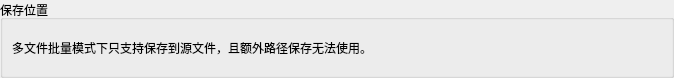
Above: src/utils/widgets/otofilemultiplesavewidget.ui from shine5402/KiraOtoToolbox before the change. Below: the same form after it.
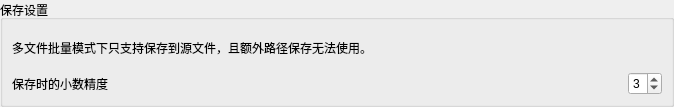
That is the form after the change.

Commit message: 保存时控制小数精度

```diff
--- a/src/utils/widgets/otofilemultiplesavewidget.ui
+++ b/src/utils/widgets/otofilemultiplesavewidget.ui
@@ -7,7 +7,7 @@
     <x>0</x>
     <y>0</y>
     <width>674</width>
-    <height>78</height>
+    <height>107</height>
    </rect>
   </property>
   <property name="windowTitle">
@@ -29,16 +29,50 @@
    <item row="0" column="0">
     <widget class="QGroupBox" name="saveOptionGroupBox">
      <property name="title">
-      <string>保存位置</string>
+      <string>保存设置</string>
      </property>
-     <layout class="QGridLayout" name="gridLayout_2">
-      <item row="0" column="0">
+     <layout class="QVBoxLayout" name="verticalLayout">
+      <item>
        <widget class="QLabel" name="label">
         <property name="text">
          <string>多文件批量模式下只支持保存到源文件，且额外路径保存无法使用。</string>
         </property>
        </widget>
       </item>
+      <item>
+       <layout class="QHBoxLayout" name="horizontalLayout">
+        <item>
+         <widget class="QLabel" name="label_2">
+          <property name="text">
+           <string>保存时的小数精度</string>
+          </property>
+         </widget>
+        </item>
+        <item>
+         <spacer name="horizontalSpacer">
+          <property name="orientation">
+           <enum>Qt::Horizontal</enum>
+          </property>
+          <property name="sizeHint" stdset="0">
+           <size>
+            <width>40</width>
+            <height>20</height>
+           </size>
+          </property>
+         </spacer>
+        </item>
+        <item>
+         <widget class="QSpinBox" name="precisionSpinBox">
+          <property name="maximum">
+           <number>5</number>
+          </property>
+          <property name="value">
+           <number>3</number>
+          </property>
+         </widget>
+        </item>
+       </layout>
+      </item>
      </layout>
     </widget>
    </item>
```
The commit also changes 62 other files.
